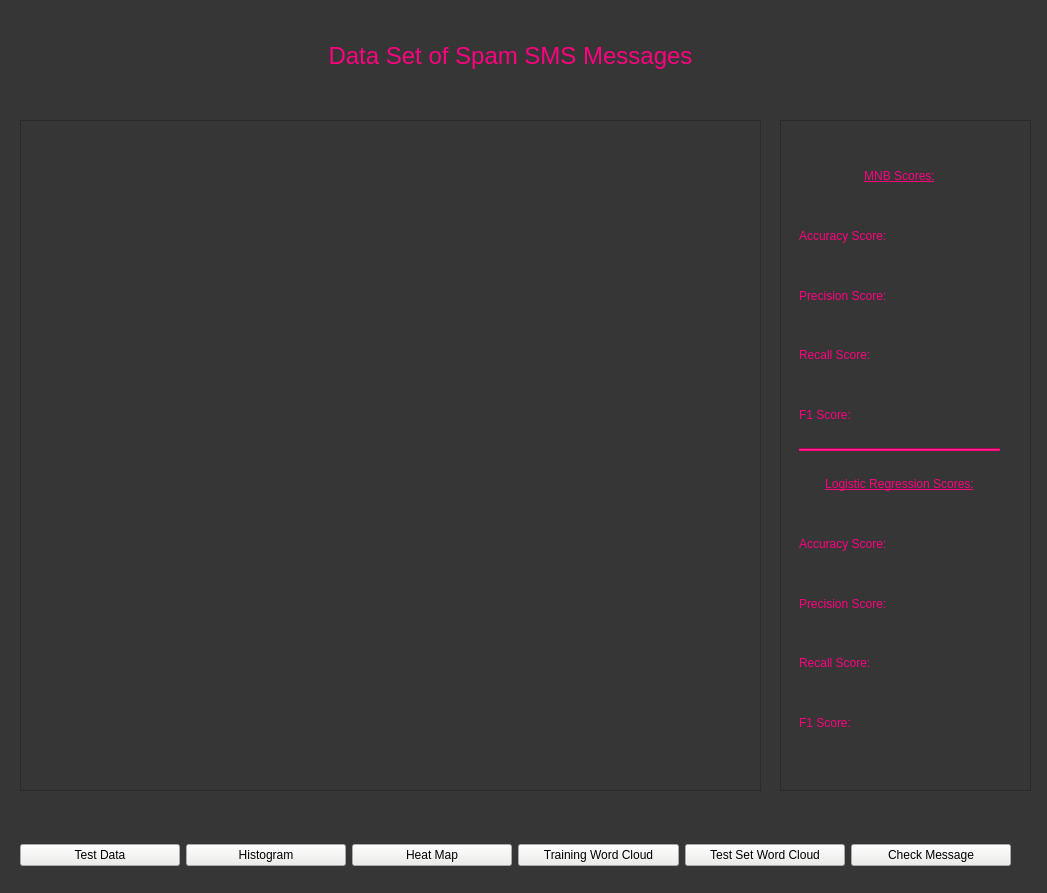
The window that MainScreen.ui (dcfox2847/smsSpam) describes before a commit, drawn with Qt 5.
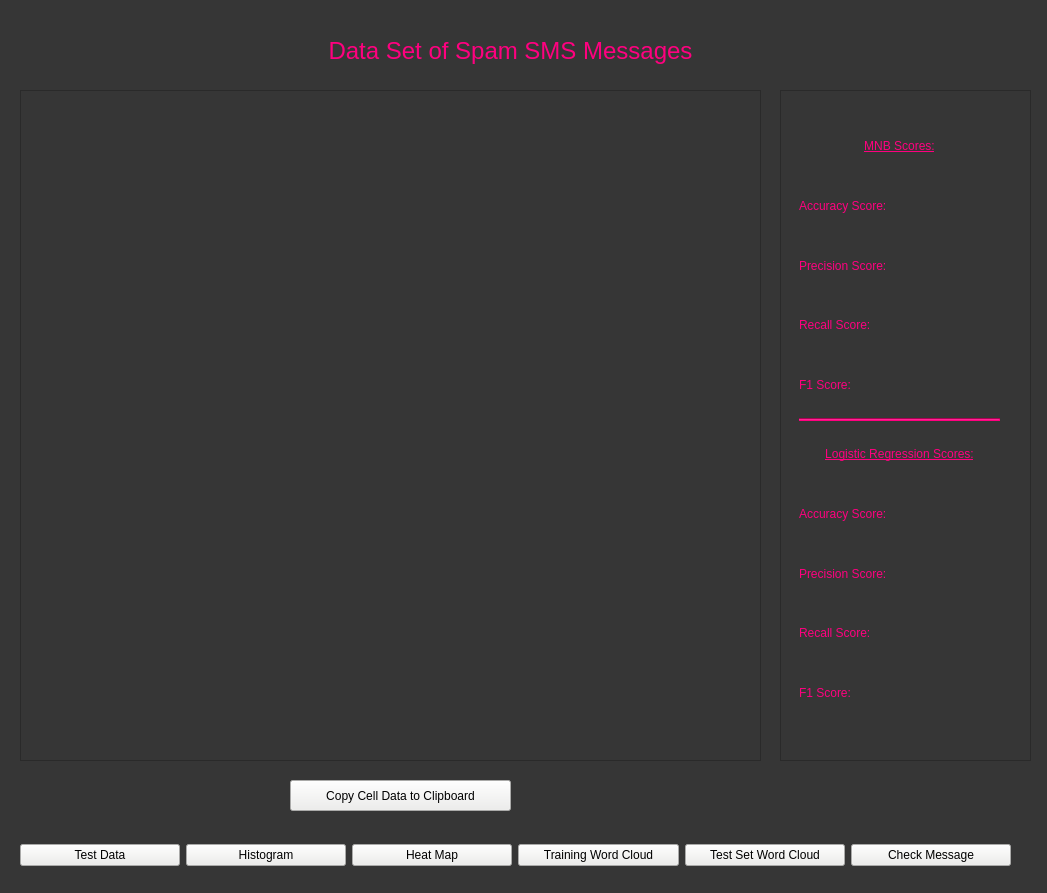
The same window after the commit.

What changed in the file:
```diff
--- a/MainScreen.ui
+++ b/MainScreen.ui
@@ -45,7 +45,7 @@
         <x>310</x>
         <y>0</y>
         <width>381</width>
-        <height>71</height>
+        <height>61</height>
        </rect>
       </property>
       <property name="font">
@@ -67,7 +67,7 @@
       <property name="geometry">
        <rect>
         <x>770</x>
-        <y>100</y>
+        <y>70</y>
         <width>251</width>
         <height>671</height>
        </rect>
@@ -235,7 +235,7 @@
       <property name="geometry">
        <rect>
         <x>10</x>
-        <y>100</y>
+        <y>70</y>
         <width>741</width>
         <height>671</height>
        </rect>
@@ -247,6 +247,22 @@
        <enum>QAbstractScrollArea::AdjustToContents</enum>
       </property>
      </widget>
+     <widget class="QPushButton" name="get_row_button">
+      <property name="geometry">
+       <rect>
+        <x>280</x>
+        <y>760</y>
+        <width>221</width>
+        <height>31</height>
+       </rect>
+      </property>
+      <property name="styleSheet">
+       <string notr="true">background-color: rgb(238, 238, 236);</string>
+      </property>
+      <property name="text">
+       <string>Copy Cell Data to Clipboard</string>
+      </property>
+     </widget>
     </widget>
     <widget class="QWidget" name="hist_page">
      <property name="styleSheet">
```
